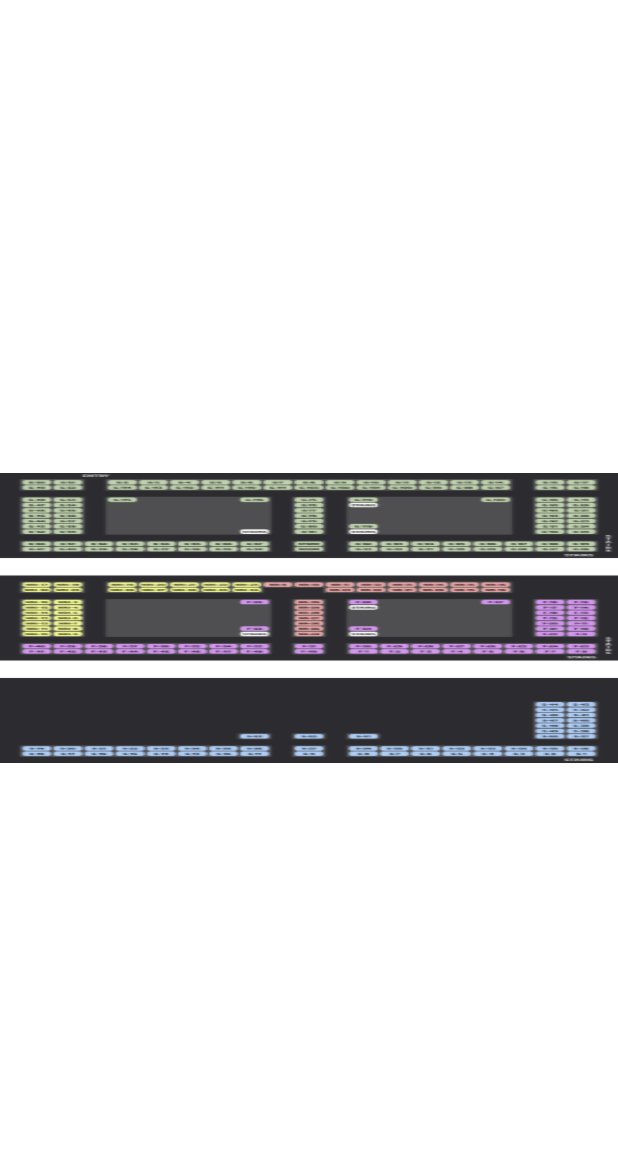
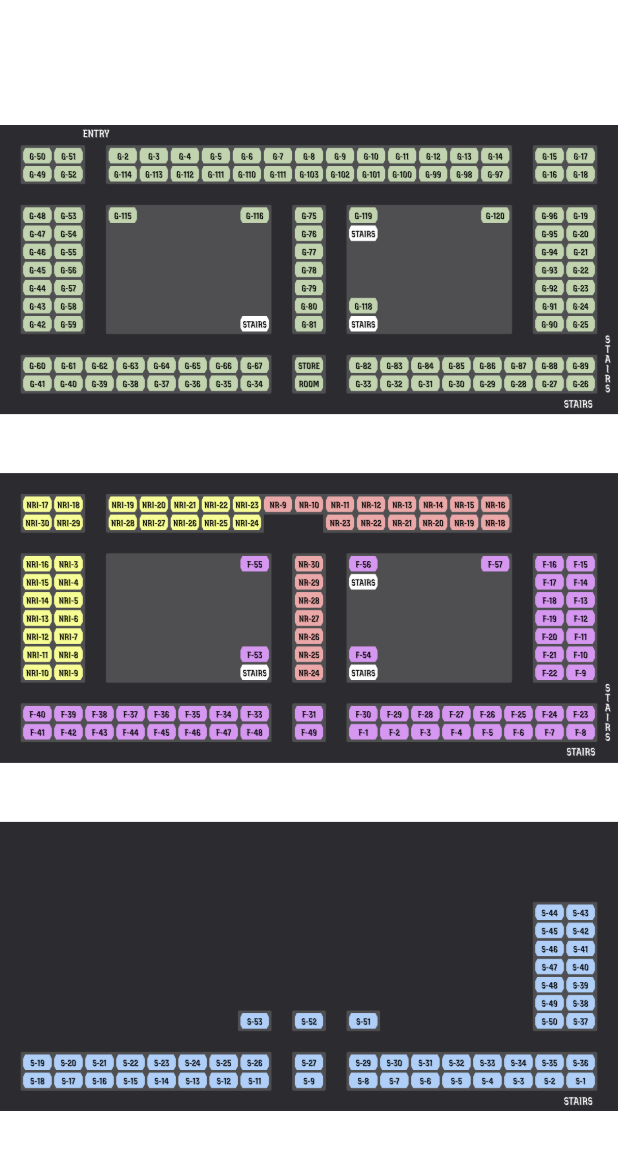
Before and after one commit to nikhil2004-blip/whackiest_haw-app-2024, a Flutter app: the screen it shows once a user with an empty profile is signed in, after a tap on "Guard Tracking", on a phone screen of 412 x 824 dp. Shown: the top 1150 px of the screen. Run offline on Flutter 3.47's test engine with Material 3 defaults, Android fonts, the phone set to English and light mode, and no system bars; our stand-ins replace cloud_firestore, firebase_auth, firebase_core, firebase_messaging, flutter_local_notifications; missing offline and left inert: mailer; accounts and stored records are empty.

Commit message:
updated guard_tracking.dart

```diff
--- a/lib/guard_tracking.dart
+++ b/lib/guard_tracking.dart
@@ -1,6 +1,4 @@
 import 'package:flutter/material.dart';
-import 'package:cloud_firestore/cloud_firestore.dart';
-import 'dart:async';
 
 class GuardMap extends StatefulWidget {
   @override
@@ -8,79 +6,58 @@
 }
 
 class _GuardMapState extends State<GuardMap> {
-  final FirebaseFirestore _firestore = FirebaseFirestore.instance;
   final Map<String, bool> maskedZones = {};
-  final Map<String, String> guardLabels = {}; // Stores labels for masked zones
-  int guardCounter = 1; // Counter for assigning guard numbers
 
+  // Define zones with relative positions and sizes (as percentages)
   final List<Zone> zones = [
-    Zone(id: 'zone1', left: 0 / 2390, top: 0 / 1120, width: (250 + 160) / 2390, height: (150 + 160) / 1120),
-    Zone(id: 'zone2', left: 0 / 2390, top: 230 / 1120, width: (250 + 160) / 2390, height: (500 + 160) / 1120),
-    Zone(id: 'zone3', left: 0 / 2390, top: 810 / 1120, width: (970 + 160) / 2390, height: (150 + 160) / 1120),
-    Zone(id: 'zone4', left: (80 + 970) / 2390, top: 810 / 1120, width: (130 + 160) / 2390, height: (150 + 160) / 1120),
-    Zone(id: 'zone5', left: (2390 - 970 - 160) / 2390, top: 810 / 1120, width: (970 + 160) / 2390, height: (150 + 160) / 1120),
-    Zone(id: 'zone6', left: (2390 - 250 - 160) / 2390, top: 230 / 1120, width: (250 + 160) / 2390, height: (500 + 160) / 1120),
-    Zone(id: 'zone7', left: (2390 - 250 - 160) / 2390, top: 0 / 1120, width: (250 + 160) / 2390, height: (150 + 160) / 1120),
-    Zone(id: 'zone8', left: 1130 / 2390, top: 0 / 1120, width: (850 + 80) / 2390, height: (150 + 160) / 1120),
-    Zone(id: 'zone9', left: 330 / 2390, top: 0 / 1120, width: (850 + 80) / 2390, height: (150 + 160) / 1120),
-    Zone(id: 'zone10', left: (80 + 970) / 2390, top: 230 / 1120, width: (130 + 160) / 2390, height: (500 + 160) / 1120),
-    Zone(id: 'zone11', left: 330 / 2390, top: 230 / 1120, width: (640 + 160) / 2390, height: (500 + 160) / 1120),
-    Zone(id: 'zone12', left: 1260 / 2390, top: 230 / 1120, width: (640 + 160) / 2390, height: (500 + 160) / 1120),
+    Zone(id: 'zone1', left: 0 / 2390, top: 0 / 3816, width: (250 + 160) / 2390, height: (150 + 160) / 3816),
+    Zone(id: 'zone2', left: 0 / 2390, top: 230 / 3816, width: (250 + 160) / 2390, height: (500 + 160) / 3816),
+    Zone(id: 'zone3', left: 0 / 2390, top: 810 / 3816, width: (970 + 160) / 2390, height: (150 + 160) / 3816),
+    Zone(id: 'zone4', left: (80 + 970) / 2390, top: 810 / 3816, width: (130 + 160) / 2390, height: (150 + 160) / 3816),
+    Zone(id: 'zone5', left: (2390 - 970 - 160) / 2390, top: 810 / 3816, width: (970 + 160) / 2390, height: (150 + 160) / 3816),
+    Zone(id: 'zone6', left: (2390 - 250 - 160) / 2390, top: 230 / 3816, width: (250 + 160) / 2390, height: (500 + 160) / 3816),
+    Zone(id: 'zone7', left: (2390 - 250 - 160) / 2390, top: 0 / 3816, width: (250 + 160) / 2390, height: (150 + 160) / 3816),
+    Zone(id: 'zone8', left: 1130 / 2390, top: 0 / 3816, width: (850 + 80) / 2390, height: (150 + 160) / 3816),
+    Zone(id: 'zone9', left: 330 / 2390, top: 0 / 3816, width: (850 + 80) / 2390, height: (150 + 160) / 3816),
+    Zone(id: 'zone10', left: (80 + 970) / 2390, top: 230 / 3816, width: (130 + 160) / 2390, height: (500 + 160) / 3816),
+    Zone(id: 'zone11', left: 330 / 2390, top: 230 / 3816, width: (640 + 160) / 2390, height: (500 + 160) / 3816),
+    Zone(id: 'zone12', left: 1260 / 2390, top: 230 / 3816, width: (640 + 160) / 2390, height: (500 + 160) / 3816),
+    Zone(id: 'zone13', left: 0 / 2390, top: 1348 / 3816, width: (250 + 160) / 2390, height: (150 + 160) / 3816),
+    Zone(id: 'zone14', left: 0 / 2390, top: (230+1348) / 3816, width: (250 + 160) / 2390, height: (500 + 160) / 3816),
+    Zone(id: 'zone15', left: 0 / 2390, top: (810+1348) / 3816, width: (970 + 160) / 2390, height: (150 + 160) / 3816),
+    Zone(id: 'zone16', left: (80 + 970) / 2390, top: (810+1348) / 3816, width: (130 + 160) / 2390, height: (150 + 160) / 3816),
+    Zone(id: 'zone17', left: (2390 - 970 - 160) / 2390, top: (810+1348) / 3816, width: (970 + 160) / 2390, height: (150 + 160) / 3816),
+    Zone(id: 'zone18', left: (2390 - 250 - 160) / 2390, top: (230+1348) / 3816, width: (250 + 160) / 2390, height: (500 + 160) / 3816),
+    Zone(id: 'zone19', left: 1010 / 2390, top: 1348 / 3816, width: (970 + 80) / 2390, height: (150 + 160) / 3816),
+    Zone(id: 'zone20', left: 330 / 2390, top: 1348 / 3816, width: (720 + 80) / 2390, height: (150 + 160) / 3816),
+    Zone(id: 'zone21', left: (80 + 970) / 2390, top: (230+1348) / 3816, width: (130 + 160) / 2390, height: (500 + 160) / 3816),
+    Zone(id: 'zone22', left: 330 / 2390, top: (230+1348) / 3816, width: (640 + 160) / 2390, height: (500 + 160) / 3816),
+    Zone(id: 'zone23', left: 1260 / 2390, top: (230+1348) / 3816, width: (640 + 160) / 2390, height: (500 + 160) / 3816),
+    Zone(id: 'zone24', left: 0 / 2390, top: (810+2696) / 3816, width: (970 + 160) / 2390, height: (150 + 160) / 3816),
+    Zone(id: 'zone25', left: (80 + 970) / 2390, top: (810+2696) / 3816, width: (130 + 160) / 2390, height: (150 + 160) / 3816),
+    Zone(id: 'zone26', left: (2390 - 970 - 160) / 2390, top: (810+2696) / 3816, width: (970 + 160) / 2390, height: (150 + 160) / 3816),
+    Zone(id: 'zone27', left: (2390 - 250 - 160) / 2390, top: (230+2696) / 3816, width: (250 + 160) / 2390, height: (500 + 160) / 3816),
+    Zone(id: 'zone28', left: (80 + 970 - 190) / 2390, top: (230+2696+420) / 3816, width: (130 + 160 + 380) / 2390, height: (80 + 160) / 3816),
   ];
 
   @override
-  void initState() {
-    super.initState();
-    _loadZoneData();
-    _setupRealTimeUpdates();
-  }
+  Widget build(BuildContext context) {
+    return LayoutBuilder(
+      builder: (context, constraints) {
+        // Image's original aspect ratio
+        const double imageAspectRatio = 2390 / 3816;
 
-  Future<void> _loadZoneData() async {
-    try {
-      final snapshot = await _firestore.collection('zones').get();
-      setState(() {
-        for (final doc in snapshot.docs) {
-          maskedZones[doc.id] = doc['masked'] ?? false;
-        }
-      });
-    } catch (e) {
-      print('Error loading zones: $e');
-    }
-  }
-
-  void _setupRealTimeUpdates() {
-    _firestore.collection('zones').snapshots().listen((snapshot) {
-      setState(() {
-        for (final doc in snapshot.docs) {
-          maskedZones[doc.id] = doc['masked'] ?? false;
-        }
-      });
-    });
-  }
-
-  Future<void> _updateZoneState(String zoneId, bool masked) async {
-    try {
-      await _firestore.collection('zones').doc(zoneId).set({'masked': masked});
-    } catch (e) {
-      print('Error updating zone state: $e');
-    }
-  }
-
-  @override
-  Widget build(BuildContext context) {
-    return Scaffold(
-      backgroundColor: Colors.white,
-      body: LayoutBuilder(
-        builder: (context, constraints) {
-          const double imageAspectRatio = 2390 / 1120;
+        // Calculate the actual dimensions of the image
         final double containerWidth = constraints.maxWidth;
         final double containerHeight = constraints.maxHeight;
         double imageWidth, imageHeight;
 
         if (containerWidth / containerHeight > imageAspectRatio) {
+          // Container is wider than the image's aspect ratio
           imageHeight = containerHeight;
           imageWidth = imageHeight * imageAspectRatio;
         } else {
+          // Container is taller than the image's aspect ratio
           imageWidth = containerWidth;
           imageHeight = imageWidth / imageAspectRatio;
         }
@@ -90,6 +67,7 @@
 
         return Stack(
           children: [
+            // Display the map image
             Positioned(
               left: horizontalOffset,
               top: verticalOffset,
@@ -100,6 +78,7 @@
                 fit: BoxFit.fill,
               ),
             ),
+            // Overlay the masks directly on top of the image
             for (final zone in zones)
               Positioned(
                 left: horizontalOffset + zone.left * imageWidth,
@@ -108,60 +87,20 @@
                 height: zone.height * imageHeight,
                 child: GestureDetector(
                   onTap: () {
-                      final newState = !(maskedZones[zone.id] ?? false);
                     setState(() {
-                        maskedZones[zone.id] = newState;
-                        if (newState) {
-                          guardLabels[zone.id] = '';
-                        } else {
-                          guardLabels.remove(zone.id);
-                        }
+                      maskedZones[zone.id] = !(maskedZones[zone.id] ?? false);
                     });
-                      _updateZoneState(zone.id, newState);
-
-                      if (newState) {
-                        Timer(Duration(seconds: 5), () {
-                          setState(() {
-                            maskedZones[zone.id] = false;
-                            guardLabels.remove(zone.id);
-                          });
-                          _updateZoneState(zone.id, false);
-                        });
-                      }
                   },
-                    child: Stack(
-                      alignment: Alignment.center,
-                      children: [
-                        Container(
-                          decoration: BoxDecoration(
+                  child: Container(
                     color: (maskedZones[zone.id] ?? false)
                         ? Colors.red.withOpacity(0.5)
                         : Colors.transparent,
-                            border: Border.all(
-                              color: (maskedZones[zone.id] ?? false)
-                                  ? Colors.black
-                                  : Colors.transparent,
-                              width: 2,
-                            ),
-                          ),
-                        ),
-                        if (guardLabels.containsKey(zone.id))
-                          Text(
-                            guardLabels[zone.id]!,
-                            style: TextStyle(
-                              color: Colors.white,
-                              fontWeight: FontWeight.bold,
-                              fontSize: 16,
-                            ),
-                          ),
-                      ],
                   ),
                 ),
               ),
           ],
         );
       },
-      ),
     );
   }
 }
```
Lines whose indentation alone changed are shown as unchanged.
